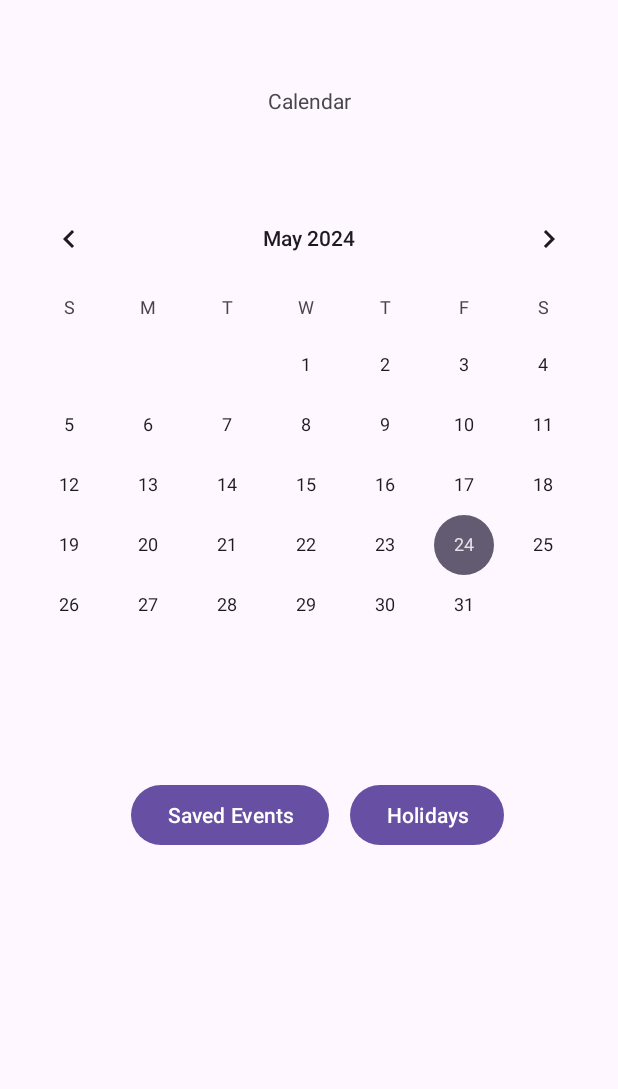
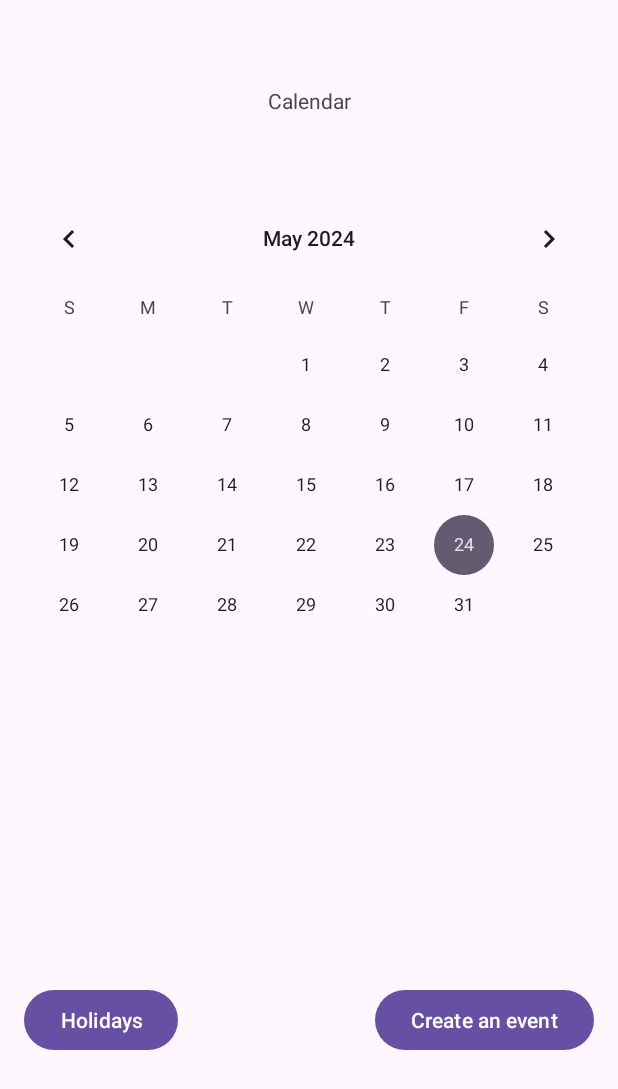
Before and after one commit to pubudu-sampath/Calendar, an Android app: the screen it shows after launch (MainActivity), on a phone screen of 412 x 824 dp. Shown: the top 1089 px of the screen. Run offline under Robolectric (Android 15) with nearby library versions, the phone set to English and light mode, and no system bars.

Commit message:
Create Events in Calendar

```diff
--- a/app/src/main/java/com/xiteb/calendar/MainActivity.java
+++ b/app/src/main/java/com/xiteb/calendar/MainActivity.java
@@ -1,11 +1,17 @@
 package com.xiteb.calendar;
 
+import androidx.annotation.NonNull;
 import androidx.appcompat.app.AppCompatActivity;
 
+import android.content.Intent;
 import android.os.Bundle;
+import android.view.View;
+import android.widget.Button;
 import android.widget.CalendarView;
+import android.widget.Toast;
 
 import java.util.Calendar;
+import java.util.List;
 
 public class MainActivity extends AppCompatActivity {
 
@@ -13,7 +19,16 @@ public class MainActivity extends AppCompatActivity {
     protected void onCreate(Bundle savedInstanceState) {
         super.onCreate(savedInstanceState);
         setContentView(R.layout.activity_main);
+
+        Button createEvent = findViewById(R.id.buttonEvent);
+
+        createEvent.setOnClickListener(new View.OnClickListener() {
+            @Override
+            public void onClick(View view) {
+                Intent intent= new Intent(MainActivity.this, CreateEvent.class);
+                startActivity(intent);
+            }
+        });
+
     }
-
-
 }
--- a/app/src/main/java/com/xiteb/calendar/SplashScreen.java
+++ b/app/src/main/java/com/xiteb/calendar/SplashScreen.java
@@ -22,7 +22,7 @@ public class SplashScreen extends AppCompatActivity {
                 startActivity(intent);
                 finish();
             }
-        },3000);
+        },100);
     }
 
 
--- a/app/src/main/res/layout/activity_main.xml
+++ b/app/src/main/res/layout/activity_main.xml
@@ -26,25 +26,23 @@
         app:layout_constraintTop_toTopOf="parent" />
 
     <Button
-        android:id="@+id/button_events"
+        android:id="@+id/buttonEvent"
         android:layout_width="wrap_content"
         android:layout_height="wrap_content"
-        android:layout_marginStart="11dp"
-        android:layout_marginTop="56dp"
-        android:layout_marginEnd="14dp"
-        android:text="Saved Events"
-        app:layout_constraintEnd_toStartOf="@+id/button_holidays"
-        app:layout_constraintHorizontal_chainStyle="packed"
-        app:layout_constraintStart_toStartOf="parent"
-        app:layout_constraintTop_toBottomOf="@+id/calendarView" />
+        android:layout_marginEnd="16dp"
+        android:layout_marginBottom="120dp"
+        android:text="Create an event"
+        app:layout_constraintBottom_toBottomOf="parent"
+        app:layout_constraintEnd_toEndOf="parent" />
 
     <Button
-        android:id="@+id/button_holidays"
+        android:id="@+id/buttonHolidays"
         android:layout_width="wrap_content"
         android:layout_height="wrap_content"
+        android:layout_marginStart="16dp"
         android:text="Holidays"
-        app:layout_constraintBaseline_toBaselineOf="@+id/button_events"
-        app:layout_constraintEnd_toEndOf="parent"
-        app:layout_constraintStart_toEndOf="@+id/button_events" />
+        app:layout_constraintBottom_toBottomOf="@+id/buttonEvent"
+        app:layout_constraintStart_toStartOf="parent"
+        app:layout_constraintTop_toTopOf="@+id/buttonEvent" />
 
 </androidx.constraintlayout.widget.ConstraintLayout>
```
Also changed, not shown: app/src/main/AndroidManifest.xml (+11 -6 lines), app/src/main/java/com/xiteb/calendar/CreateEvent.java (added, +38 -0 lines), app/src/main/res/layout/activity_create_event.xml (added, +105 -0 lines).
